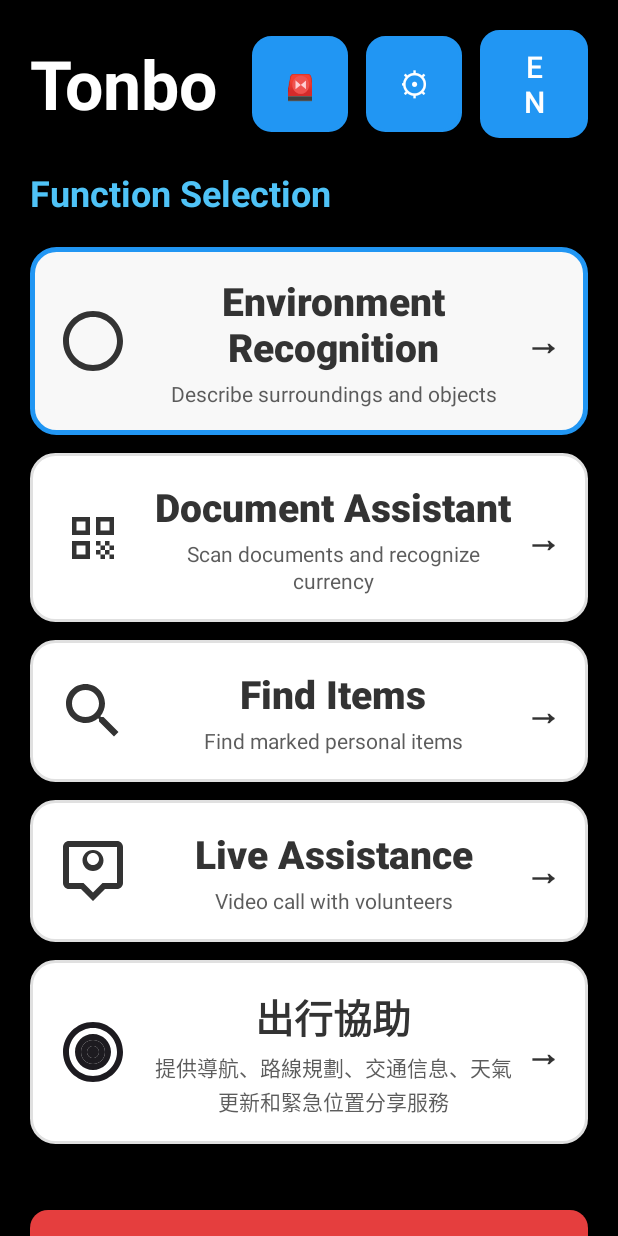
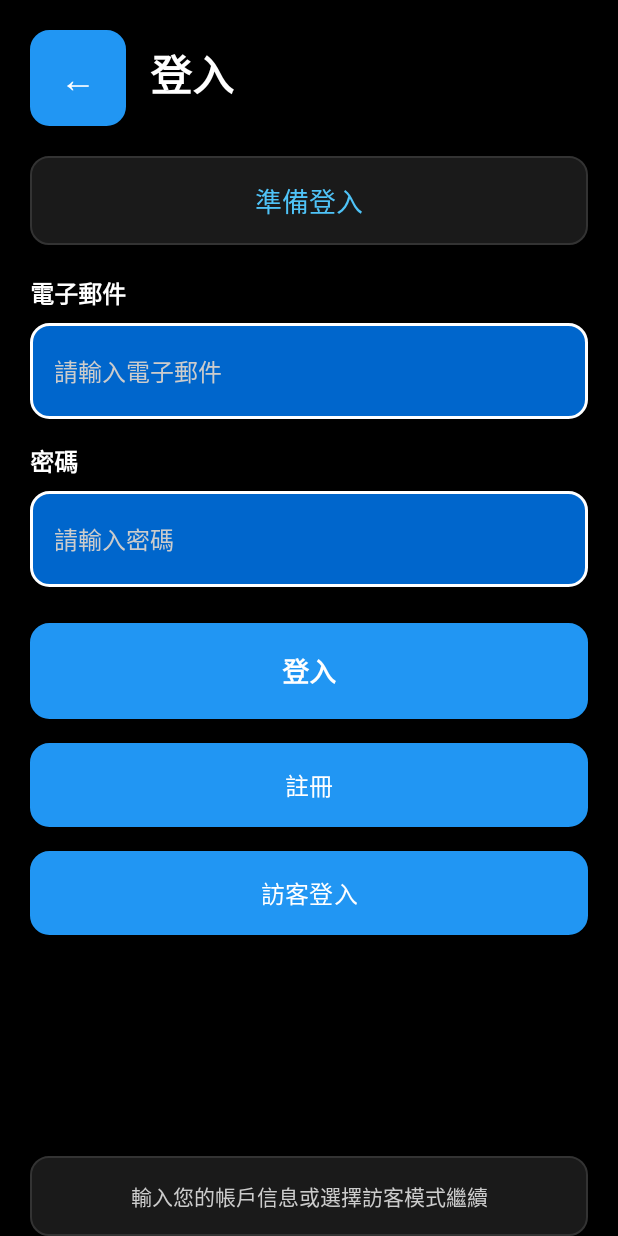
Before and after one commit to Charlieppy2/Tonbo_App, an Android app: the screen it shows after launch (MainActivity before the commit, LoginActivity after it), on a phone screen of 412 x 824 dp. Run offline under Robolectric (Android 15) with nearby library versions, the phone set to English and light mode, and no system bars.

Commit message:
添加登入功能 - 包含LoginActivity、UserManager和Firebase準備

```diff
--- a/app/src/main/AndroidManifest.xml
+++ b/app/src/main/AndroidManifest.xml
@@ -90,6 +90,12 @@
             android:name=".TravelAssistantActivity"
             android:label="@string/travel_assistant_title"
             android:exported="false" />
+
+        <!-- Login Activity - 登入 -->
+        <activity
+            android:name=".LoginActivity"
+            android:label="@string/login_title"
+            android:exported="false" />
     </application>
 
 </manifest>
--- /dev/null
+++ b/app/src/main/java/com/example/tonbo_app/LoginActivity.java
@@ -0,0 +1,255 @@
+package com.example.tonbo_app;
+
+import android.content.Intent;
+import android.os.Bundle;
+import android.text.TextUtils;
+import android.util.Log;
+import android.view.View;
+import android.widget.Button;
+import android.widget.EditText;
+import android.widget.LinearLayout;
+import android.widget.TextView;
+import android.widget.Toast;
+
+/**
+ * 登入Activity
+ * 提供用戶登入功能，為Firebase集成做準備
+ */
+public class LoginActivity extends BaseAccessibleActivity {
+    private static final String TAG = "LoginActivity";
+
+    private EditText emailEditText;
+    private EditText passwordEditText;
+    private Button loginButton;
+    private Button registerButton;
+    private Button guestButton;
+    private TextView statusText;
+    private LinearLayout loginForm;
+
+    private UserManager userManager;
+
+    @Override
+    protected void onCreate(Bundle savedInstanceState) {
+        super.onCreate(savedInstanceState);
+        setContentView(R.layout.activity_login);
+
+        initViews();
+        setupButtons();
+        announcePageTitle();
+
+        // 初始化用戶管理器
+        userManager = UserManager.getInstance(this);
+    }
+
+    private void initViews() {
+        emailEditText = findViewById(R.id.email_edit_text);
+        passwordEditText = findViewById(R.id.password_edit_text);
+        loginButton = findViewById(R.id.login_button);
+        registerButton = findViewById(R.id.register_button);
+        guestButton = findViewById(R.id.guest_button);
+        statusText = findViewById(R.id.status_text);
+        loginForm = findViewById(R.id.login_form);
+
+        // 設置返回按鈕
+        Button backButton = findViewById(R.id.back_button);
+        if (backButton != null) {
+            backButton.setOnClickListener(v -> {
+                vibrationManager.vibrateClick();
+                announceInfo(getString(R.string.going_back_to_home));
+                finish();
+            });
+        }
+
+        // 設置無障礙內容描述
+        emailEditText.setContentDescription(getString(R.string.email_input_desc));
+        passwordEditText.setContentDescription(getString(R.string.password_input_desc));
+    }
+
+    private void setupButtons() {
+        // 登入按鈕
+        loginButton.setOnClickListener(v -> {
+            vibrationManager.vibrateClick();
+            attemptLogin();
+        });
+
+        // 註冊按鈕
+        registerButton.setOnClickListener(v -> {
+            vibrationManager.vibrateClick();
+            announceInfo(getString(R.string.register_feature_coming_soon));
+            // TODO: 實現註冊功能
+        });
+
+        // 訪客登入按鈕
+        guestButton.setOnClickListener(v -> {
+            vibrationManager.vibrateClick();
+            loginAsGuest();
+        });
+    }
+
+    private void attemptLogin() {
+        String email = emailEditText.getText().toString().trim();
+        String password = passwordEditText.getText().toString().trim();
+
+        // 驗證輸入
+        if (TextUtils.isEmpty(email)) {
+            announceError(getString(R.string.email_required));
+            emailEditText.requestFocus();
+            return;
+        }
+
+        if (TextUtils.isEmpty(password)) {
+            announceError(getString(R.string.password_required));
+            passwordEditText.requestFocus();
+            return;
+        }
+
+        if (!isValidEmail(email)) {
+            announceError(getString(R.string.invalid_email));
+            emailEditText.requestFocus();
+            return;
+        }
+
+        // 顯示登入狀態
+        updateStatus(getString(R.string.logging_in));
+        announceInfo(getString(R.string.logging_in));
+
+        // 模擬登入過程（之後會替換為Firebase認證）
+        performLogin(email, password);
+    }
+
+    private void performLogin(String email, String password) {
+        // TODO: 替換為Firebase Authentication
+        // 目前使用模擬登入
+        Log.d(TAG, "嘗試登入: " + email);
+
+        // 模擬網絡延遲
+        new android.os.Handler(android.os.Looper.getMainLooper()).postDelayed(() -> {
+            // 模擬登入成功（之後會根據Firebase結果判斷）
+            boolean loginSuccess = simulateLoginResult(email, password);
+
+            if (loginSuccess) {
+                // 保存用戶登入狀態
+                userManager.setUserLoggedIn(true);
+                userManager.setCurrentUserEmail(email);
+
+                // 登入成功，跳轉到主頁
+                announceSuccess(getString(R.string.login_success));
+                navigateToMainActivity();
+            } else {
+                // 登入失敗
+                announceError(getString(R.string.login_failed));
+                updateStatus(getString(R.string.login_failed));
+            }
+        }, 2000); // 2秒延遲模擬網絡請求
+    }
+
+    private boolean simulateLoginResult(String email, String password) {
+        // 模擬登入邏輯（之後會替換為Firebase）
+        // 簡單的測試：如果密碼長度大於5就成功
+        return password.length() > 5;
+    }
+
+    private void loginAsGuest() {
+        announceInfo(getString(R.string.logging_in_as_guest));
+
+        // 設置為訪客模式
+        userManager.setUserLoggedIn(false);
+        userManager.setCurrentUserEmail(null);
+        userManager.setGuestMode(true);
+
+        // 跳轉到主頁
+        navigateToMainActivity();
+    }
+
+    private void navigateToMainActivity() {
+        Intent intent = new Intent(this, MainActivity.class);
+        intent.putExtra("language", currentLanguage);
+        intent.addFlags(Intent.FLAG_ACTIVITY_CLEAR_TOP | Intent.FLAG_ACTIVITY_NEW_TASK);
+        startActivity(intent);
+        finish();
+    }
+
+    private boolean isValidEmail(String email) {
+        return android.util.Patterns.EMAIL_ADDRESS.matcher(email).matches();
+    }
+
+    private void updateStatus(String message) {
+        if (statusText != null) {
+            statusText.setText(message);
+        }
+    }
+
+    @Override
+    protected void announcePageTitle() {
+        String title = getString(R.string.login_title);
+        String description = getString(R.string.login_description);
+        String fullAnnouncement = title + "。" + description;
+
+        Log.d(TAG, "🔊 播報頁面標題: " + fullAnnouncement);
+
+        // 根據當前語言播報
+        String currentLang = LocaleManager.getInstance(this).getCurrentLanguage();
+        switch (currentLang) {
+            case "english":
+                ttsManager.speak(null, "Login Page. " + getEnglishDescription(), true);
+                break;
+            case "mandarin":
+                ttsManager.speak(getSimplifiedChineseDescription(), null, true);
+                break;
+            case "cantonese":
+            default:
+                ttsManager.speak(fullAnnouncement, null, true);
+                break;
+        }
+    }
+
+    private String getEnglishDescription() {
+        return "Please enter your email and password to login, or continue as guest.";
+    }
+
+    private String getSimplifiedChineseDescription() {
+        return "请输入您的邮箱和密码登录，或继续以访客身份使用。";
+    }
+
+    @Override
+    protected void startEnvironmentActivity() {
+        // 重寫父類方法，避免語音命令衝突
+    }
+
+    @Override
+    protected void startDocumentCurrencyActivity() {
+        // 重寫父類方法，避免語音命令衝突
+    }
+
+    @Override
+    protected void startFindItemsActivity() {
+        // 重寫父類方法，避免語音命令衝突
+    }
+
+    @Override
+    protected void startSettingsActivity() {
+        Intent intent = new Intent(this, SettingsActivity.class);
+        intent.putExtra("language", currentLanguage);
+        startActivity(intent);
+    }
+
+    @Override
+    protected void handleEmergencyCommand() {
+        announceInfo(getString(R.string.emergency_location_feature_coming_soon));
+    }
+
+    @Override
+    protected void goToHome() {
+        navigateToMainActivity();
+    }
+
+    @Override
+    protected void handleLanguageSwitch() {
+        announceInfo(getString(R.string.language_switch_feature_coming_soon));
+    }
+
+    @Override
+    protected void stopCurrentOperation() {
+        announceInfo(getString(R.string.operation_stopped));
+    }
+}
--- a/app/src/main/java/com/example/tonbo_app/SplashActivity.java
+++ b/app/src/main/java/com/example/tonbo_app/SplashActivity.java
@@ -27,12 +27,26 @@ public class SplashActivity extends AppCompatActivity {
         // 啟動動畫
         startEntranceAnimation();
 
-        // 3秒後跳轉到主頁
+        // 3秒後檢查登入狀態並跳轉
         new Handler().postDelayed(() -> {
+            checkLoginStatusAndNavigate();
+        }, 3000);
+    }
+
+    private void checkLoginStatusAndNavigate() {
+        UserManager userManager = UserManager.getInstance(this);
+
+        // 檢查是否需要登入
+        if (userManager.needsLogin()) {
+            // 需要登入，跳轉到登入頁面
+            Intent intent = new Intent(SplashActivity.this, LoginActivity.class);
+            startActivity(intent);
+        } else {
+            // 已登入或訪客模式，跳轉到主頁
             Intent intent = new Intent(SplashActivity.this, MainActivity.class);
             startActivity(intent);
-            finish();
-        }, 3000);
+        }
+        finish();
     }
 
     private void startEntranceAnimation() {
--- /dev/null
+++ b/app/src/main/java/com/example/tonbo_app/UserManager.java
@@ -0,0 +1,202 @@
+package com.example.tonbo_app;
+
+import android.content.Context;
+import android.content.SharedPreferences;
+import android.util.Log;
+
+/**
+ * 用戶管理器
+ * 負責管理用戶登入狀態、用戶信息等
+ * 為Firebase集成做準備
+ */
+public class UserManager {
+    private static final String TAG = "UserManager";
+    private static final String PREFS_NAME = "user_preferences";
+    private static final String KEY_USER_LOGGED_IN = "user_logged_in";
+    private static final String KEY_USER_EMAIL = "user_email";
+    private static final String KEY_GUEST_MODE = "guest_mode";
+    private static final String KEY_USER_ID = "user_id";
+    private static final String KEY_USER_NAME = "user_name";
+
+    private static UserManager instance;
+    private Context context;
+    private SharedPreferences preferences;
+
+    private UserManager(Context context) {
+        this.context = context.getApplicationContext();
+        this.preferences = context.getSharedPreferences(PREFS_NAME, Context.MODE_PRIVATE);
+    }
+
+    public static synchronized UserManager getInstance(Context context) {
+        if (instance == null) {
+            instance = new UserManager(context);
+        }
+        return instance;
+    }
+
+    /**
+     * 檢查用戶是否已登入
+     */
+    public boolean isUserLoggedIn() {
+        return preferences.getBoolean(KEY_USER_LOGGED_IN, false);
+    }
+
+    /**
+     * 設置用戶登入狀態
+     */
+    public void setUserLoggedIn(boolean loggedIn) {
+        preferences.edit().putBoolean(KEY_USER_LOGGED_IN, loggedIn).apply();
+        Log.d(TAG, "用戶登入狀態設置為: " + loggedIn);
+    }
+
+    /**
+     * 獲取當前用戶郵箱
+     */
+    public String getCurrentUserEmail() {
+        return preferences.getString(KEY_USER_EMAIL, null);
+    }
+
+    /**
+     * 設置當前用戶郵箱
+     */
+    public void setCurrentUserEmail(String email) {
+        preferences.edit().putString(KEY_USER_EMAIL, email).apply();
+        Log.d(TAG, "用戶郵箱設置為: " + email);
+    }
+
+    /**
+     * 檢查是否為訪客模式
+     */
+    public boolean isGuestMode() {
+        return preferences.getBoolean(KEY_GUEST_MODE, false);
+    }
+
+    /**
+     * 設置訪客模式
+     */
+    public void setGuestMode(boolean guestMode) {
+        preferences.edit().putBoolean(KEY_GUEST_MODE, guestMode).apply();
+        Log.d(TAG, "訪客模式設置為: " + guestMode);
+    }
+
+    /**
+     * 獲取用戶ID
+     */
+    public String getUserId() {
+        return preferences.getString(KEY_USER_ID, null);
+    }
+
+    /**
+     * 設置用戶ID
+     */
+    public void setUserId(String userId) {
+        preferences.edit().putString(KEY_USER_ID, userId).apply();
+        Log.d(TAG, "用戶ID設置為: " + userId);
+    }
+
+    /**
+     * 獲取用戶名稱
+     */
+    public String getUserName() {
+        return preferences.getString(KEY_USER_NAME, null);
+    }
+
+    /**
+     * 設置用戶名稱
+     */
+    public void setUserName(String userName) {
+        preferences.edit().putString(KEY_USER_NAME, userName).apply();
+        Log.d(TAG, "用戶名稱設置為: " + userName);
+    }
+
+    /**
+     * 登出用戶
+     */
+    public void logout() {
+        preferences.edit()
+                .putBoolean(KEY_USER_LOGGED_IN, false)
+                .putString(KEY_USER_EMAIL, null)
+                .putBoolean(KEY_GUEST_MODE, false)
+                .putString(KEY_USER_ID, null)
+                .putString(KEY_USER_NAME, null)
+                .apply();
+        Log.d(TAG, "用戶已登出");
+    }
+
+    /**
+     * 清除所有用戶數據
+     */
+    public void clearAllUserData() {
+        preferences.edit().clear().apply();
+        Log.d(TAG, "所有用戶數據已清除");
+    }
+
+    /**
+     * 獲取用戶顯示名稱
+     */
+    public String getUserDisplayName() {
+        String userName = getUserName();
+        if (userName != null && !userName.isEmpty()) {
+            return userName;
+        }
+
+        String email = getCurrentUserEmail();
+        if (email != null && !email.isEmpty()) {
+            // 從郵箱中提取用戶名部分
+            int atIndex = email.indexOf("@");
+            if (atIndex > 0) {
+                return email.substring(0, atIndex);
+            }
+            return email;
+        }
+
+        if (isGuestMode()) {
+            return "訪客用戶";
+        }
+
+        return "未知用戶";
+    }
+
+    /**
+     * 檢查是否需要登入
+     */
+    public boolean needsLogin() {
+        return !isUserLoggedIn() && !isGuestMode();
+    }
+
+    /**
+     * 獲取用戶狀態描述
+     */
+    public String getUserStatusDescription() {
+        if (isUserLoggedIn()) {
+            return "已登入用戶: " + getUserDisplayName();
+        } else if (isGuestMode()) {
+            return "訪客模式";
+        } else {
+            return "未登入";
+        }
+    }
+
+    /**
+     * 保存用戶登入信息（為Firebase準備）
+     */
+    public void saveUserLoginInfo(String userId, String email, String userName) {
+        preferences.edit()
+                .putBoolean(KEY_USER_LOGGED_IN, true)
+                .putString(KEY_USER_ID, userId)
+                .putString(KEY_USER_EMAIL, email)
+                .putString(KEY_USER_NAME, userName)
+                .putBoolean(KEY_GUEST_MODE, false)
+                .apply();
+        Log.d(TAG, "用戶登入信息已保存: " + email);
+    }
+
+    /**
+     * 檢查用戶數據完整性
+     */
+    public boolean isUserDataComplete() {
+        return isUserLoggedIn() &&
+               getCurrentUserEmail() != null &&
+               !getCurrentUserEmail().isEmpty();
+    }
+}
--- /dev/null
+++ b/app/src/main/res/layout/activity_login.xml
@@ -0,0 +1,187 @@
+<?xml version="1.0" encoding="utf-8"?>
+<androidx.constraintlayout.widget.ConstraintLayout xmlns:android="http://schemas.android.com/apk/res/android"
+    xmlns:app="http://schemas.android.com/apk/res-auto"
+    android:layout_width="match_parent"
+    android:layout_height="match_parent"
+    android:background="#000000">
+
+    <!-- 頂部標題區域 -->
+    <LinearLayout
+        android:id="@+id/header_layout"
+        android:layout_width="match_parent"
+        android:layout_height="wrap_content"
+        android:orientation="horizontal"
+        android:gravity="center_vertical"
+        android:padding="20dp"
+        android:background="#000000"
+        app:layout_constraintTop_toTopOf="parent"
+        app:layout_constraintStart_toStartOf="parent"
+        app:layout_constraintEnd_toEndOf="parent">
+
+        <!-- 返回按鈕 -->
+        <Button
+            android:id="@+id/back_button"
+            android:layout_width="64dp"
+            android:layout_height="64dp"
+            android:text="←"
+            android:textSize="24sp"
+            android:textColor="#FFFFFF"
+            android:background="@drawable/button_square_background"
+            android:backgroundTint="@null"
+            android:contentDescription="@string/back_button_desc"
+            android:layout_marginEnd="16dp" />
+
+        <!-- 頁面標題 -->
+        <TextView
+            android:id="@+id/page_title"
+            android:layout_width="0dp"
+            android:layout_height="wrap_content"
+            android:layout_weight="1"
+            android:text="@string/login_title"
+            android:textColor="#FFFFFF"
+            android:textSize="28sp"
+            android:textStyle="bold"
+            android:contentDescription="@string/login_title_desc"
+            android:minHeight="48dp" />
+
+    </LinearLayout>
+
+    <!-- 狀態信息區域 -->
+    <TextView
+        android:id="@+id/status_text"
+        android:layout_width="match_parent"
+        android:layout_height="wrap_content"
+        android:text="@string/login_status_ready"
+        android:textColor="#4FC3F7"
+        android:textSize="18sp"
+        android:textAlignment="center"
+        android:padding="16dp"
+        android:layout_marginHorizontal="20dp"
+        android:background="@drawable/settings_section_background"
+        android:contentDescription="@string/login_status_desc"
+        app:layout_constraintTop_toBottomOf="@id/header_layout"
+        app:layout_constraintStart_toStartOf="parent"
+        app:layout_constraintEnd_toEndOf="parent" />
+
+    <!-- 登入表單區域 -->
+    <LinearLayout
+        android:id="@+id/login_form"
+        android:layout_width="match_parent"
+        android:layout_height="wrap_content"
+        android:orientation="vertical"
+        android:padding="20dp"
+        app:layout_constraintTop_toBottomOf="@id/status_text"
+        app:layout_constraintStart_toStartOf="parent"
+        app:layout_constraintEnd_toEndOf="parent">
+
+        <!-- 電子郵件輸入 -->
+        <TextView
+            android:layout_width="match_parent"
+            android:layout_height="wrap_content"
+            android:text="@string/email_label"
+            android:textColor="#FFFFFF"
+            android:textSize="16sp"
+            android:textStyle="bold"
+            android:layout_marginBottom="8dp"
+            android:contentDescription="@string/email_label_desc" />
+
+        <EditText
+            android:id="@+id/email_edit_text"
+            android:layout_width="match_parent"
+            android:layout_height="64dp"
+            android:hint="@string/email_hint"
+            android:textColor="#FFFFFF"
+            android:textColorHint="#CCCCCC"
+            android:textSize="16sp"
+            android:background="@drawable/button_square_background"
+            android:backgroundTint="@null"
+            android:padding="16dp"
+            android:layout_marginBottom="16dp"
+            android:inputType="textEmailAddress"
+            android:contentDescription="@string/email_input_desc" />
+
+        <!-- 密碼輸入 -->
+        <TextView
+            android:layout_width="match_parent"
+            android:layout_height="wrap_content"
+            android:text="@string/password_label"
+            android:textColor="#FFFFFF"
+            android:textSize="16sp"
+            android:textStyle="bold"
+            android:layout_marginBottom="8dp"
+            android:contentDescription="@string/password_label_desc" />
+
+        <EditText
+            android:id="@+id/password_edit_text"
+            android:layout_width="match_parent"
+            android:layout_height="64dp"
+            android:hint="@string/password_hint"
+            android:textColor="#FFFFFF"
+            android:textColorHint="#CCCCCC"
+            android:textSize="16sp"
+            android:background="@drawable/button_square_background"
+            android:backgroundTint="@null"
+            android:padding="16dp"
+            android:layout_marginBottom="24dp"
+            android:inputType="textPassword"
+            android:contentDescription="@string/password_input_desc" />
+
+        <!-- 登入按鈕 -->
+        <Button
+            android:id="@+id/login_button"
+            android:layout_width="match_parent"
+            android:layout_height="64dp"
+            android:text="@string/login_button"
+            android:textSize="18sp"
+            android:textStyle="bold"
+            android:background="@drawable/button_square_background"
+            android:backgroundTint="@color/menu_blue"
+            android:textColor="@color/white"
+            android:layout_marginBottom="16dp"
+            android:contentDescription="@string/login_button_desc" />
+
+        <!-- 註冊按鈕 -->
+        <Button
+            android:id="@+id/register_button"
+            android:layout_width="match_parent"
+            android:layout_height="56dp"
+            android:text="@string/register_button"
+            android:textSize="16sp"
+            android:background="@drawable/button_square_background"
+            android:backgroundTint="@color/button_green"
+            android:textColor="@color/white"
+            android:layout_marginBottom="16dp"
+            android:contentDescription="@string/register_button_desc" />
+
+        <!-- 訪客登入按鈕 -->
+        <Button
+            android:id="@+id/guest_button"
+            android:layout_width="match_parent"
+            android:layout_height="56dp"
+            android:text="@string/guest_login_button"
+            android:textSize="16sp"
+            android:background="@drawable/button_square_background"
+            android:backgroundTint="@color/button_orange"
+            android:textColor="@color/white"
+            android:contentDescription="@string/guest_login_button_desc" />
+
+    </LinearLayout>
+
+    <!-- 底部說明文字 -->
+    <TextView
+        android:id="@+id/instruction_text"
+        android:layout_width="match_parent"
+        android:layout_height="wrap_content"
+        android:text="@string/login_instruction"
+        android:textColor="#CCCCCC"
+        android:textSize="14sp"
+        android:textAlignment="center"
+        android:padding="16dp"
+        android:layout_marginHorizontal="20dp"
+        android:background="@drawable/settings_section_background"
+        android:contentDescription="@string/login_instruction_desc"
+        app:layout_constraintBottom_toBottomOf="parent"
+        app:layout_constraintStart_toStartOf="parent"
+        app:layout_constraintEnd_toEndOf="parent" />
+
+</androidx.constraintlayout.widget.ConstraintLayout>
--- a/app/src/main/res/values/strings.xml
+++ b/app/src/main/res/values/strings.xml
@@ -83,6 +83,43 @@
     <string name="emergency_location_feature_coming_soon">緊急位置分享功能開發中</string>
     <string name="language_switch_feature_coming_soon">語言切換功能開發中</string>
     <string name="operation_stopped">操作已停止</string>
+
+    <!-- Login / 登入 -->
+    <string name="login_title">登入</string>
+    <string name="login_title_desc">登入頁面標題</string>
+    <string name="login_description">請輸入您的電子郵件和密碼登入，或繼續以訪客身份使用</string>
+    <string name="login_status_ready">準備登入</string>
+    <string name="login_status_desc">登入狀態信息</string>
+    <string name="login_instruction">輸入您的帳戶信息或選擇訪客模式繼續</string>
+    <string name="login_instruction_desc">登入使用說明</string>
+
+    <!-- Login Form -->
+    <string name="email_label">電子郵件</string>
+    <string name="email_label_desc">電子郵件標籤</string>
+    <string name="email_hint">請輸入電子郵件</string>
+    <string name="email_input_desc">電子郵件輸入框</string>
+    <string name="password_label">密碼</string>
+    <string name="password_label_desc">密碼標籤</string>
+    <string name="password_hint">請輸入密碼</string>
+    <string name="password_input_desc">密碼輸入框</string>
+
+    <!-- Login Buttons -->
+    <string name="login_button">登入</string>
+    <string name="login_button_desc">登入按鈕</string>
+    <string name="register_button">註冊</string>
+    <string name="register_button_desc">註冊按鈕</string>
+    <string name="guest_login_button">訪客登入</string>
+    <string name="guest_login_button_desc">訪客登入按鈕</string>
+
+    <!-- Login Messages -->
+    <string name="email_required">請輸入電子郵件</string>
+    <string name="password_required">請輸入密碼</string>
+    <string name="invalid_email">電子郵件格式不正確</string>
+    <string name="logging_in">正在登入...</string>
+    <string name="login_success">登入成功</string>
+    <string name="login_failed">登入失敗，請檢查您的帳戶信息</string>
+    <string name="logging_in_as_guest">正在以訪客身份登入</string>
+    <string name="register_feature_coming_soon">註冊功能開發中</string>
 
     <!-- Environment Recognition -->
     <string name="flash_on">Flash: On</string>
```
Also changed, not shown: 3 other files.
